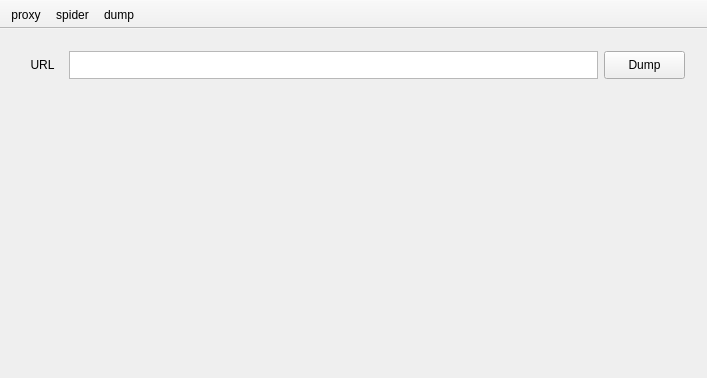
This is mainwindow.ui in pneto97/QT-PROXY-HTTP as Qt 5 draws it before an edit. The edited form follows.
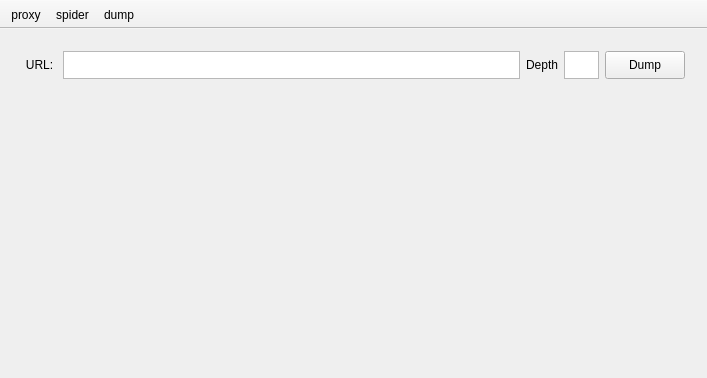
This is the edited form. The open tabs and pages were chosen to show the change.

Commit message: dump pegando dados da interface

What changed in the file:
```diff
--- a/mainwindow.ui
+++ b/mainwindow.ui
@@ -246,7 +246,7 @@
         <item>
          <layout class="QVBoxLayout" name="verticalLayout_4" stretch="1,10">
           <item>
-           <layout class="QHBoxLayout" name="horizontalLayout_7" stretch="1,13,2">
+           <layout class="QHBoxLayout" name="horizontalLayout_7" stretch="1,13,0,0,2">
             <property name="sizeConstraint">
              <enum>QLayout::SetMinAndMaxSize</enum>
             </property>
@@ -271,7 +271,7 @@
                </size>
               </property>
               <property name="text">
-               <string>URL</string>
+               <string>URL:</string>
               </property>
               <property name="alignment">
                <set>Qt::AlignCenter</set>
@@ -282,7 +282,7 @@
              <widget class="QTextEdit" name="textEdit_2">
               <property name="minimumSize">
                <size>
-                <width>0</width>
+                <width>1</width>
                 <height>25</height>
                </size>
               </property>
@@ -294,6 +294,44 @@
               </property>
              </widget>
             </item>
+            <item>
+             <widget class="QLabel" name="label_4">
+              <property name="text">
+               <string>Depth</string>
+              </property>
+              <property name="alignment">
+               <set>Qt::AlignCenter</set>
+              </property>
+             </widget>
+            </item>
+            <item>
+             <widget class="QTextEdit" name="textEdit_4">
+              <property name="sizePolicy">
+               <sizepolicy hsizetype="Preferred" vsizetype="Minimum">
+                <horstretch>1</horstretch>
+                <verstretch>0</verstretch>
+               </sizepolicy>
+              </property>
+              <property name="minimumSize">
+               <size>
+                <width>25</width>
+                <height>25</height>
+               </size>
+              </property>
+              <property name="maximumSize">
+               <size>
+                <width>60</width>
+                <height>30</height>
+               </size>
+              </property>
+              <property name="verticalScrollBarPolicy">
+               <enum>Qt::ScrollBarAlwaysOff</enum>
+              </property>
+              <property name="horizontalScrollBarPolicy">
+               <enum>Qt::ScrollBarAlwaysOff</enum>
+              </property>
+             </widget>
+            </item>
             <item>
              <widget class="QPushButton" name="pushButton_3">
               <property name="sizePolicy">
```
Left out of the diff: 10 changed lines with no effect on the pictures. The commit also changes 6 other files.
